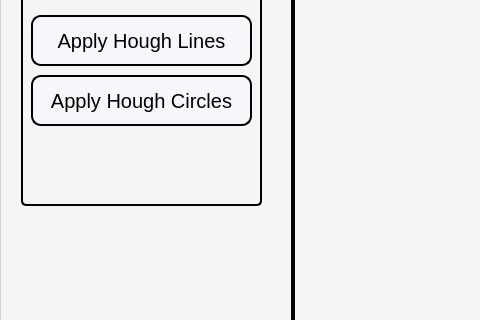
This is task2.ui in IbrahimEmad11/Hough-Transform-Snake as Qt 5 draws it before an edit; both pictures show x 0 to 480 and y 271 to 591 of the 1394 by 716 pixel window. The edited form follows.
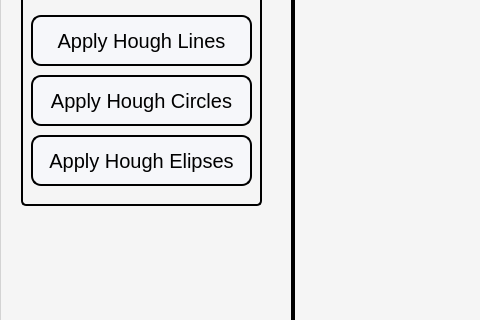
This is the edited form. Icons and pictures are not drawn.

Commit message: Added Elipses Hough and Optimized Hough Lines

Patch:
```diff
--- a/task2.ui
+++ b/task2.ui
@@ -1103,6 +1103,34 @@
         <string>Apply Hough Lines</string>
        </property>
       </widget>
+      <widget class="QPushButton" name="ElipsesButton">
+       <property name="geometry">
+        <rect>
+         <x>10</x>
+         <y>150</y>
+         <width>221</width>
+         <height>51</height>
+        </rect>
+       </property>
+       <property name="styleSheet">
+        <string notr="true">QPushButton{
+border-style: solid;
+border-width: 2px;
+border-radius: 10px;
+font-family: Impact, Haettenschweiler, 'Arial Narrow Bold', sans-serif;
+font-size: 20px;
+color: black;
+background-color: rgb(246, 247, 250);
+}
+
+QPushButton:hover:!pressed{
+	background-color: qlineargradient(x1: 0.5, y1: 1, x2: 0.5, y2: 1, stop: 0 #dadbde, stop: 1 #f6f7fa);
+}</string>
+       </property>
+       <property name="text">
+        <string>Apply Hough Elipses</string>
+       </property>
+      </widget>
      </widget>
     </widget>
     <widget class="QWidget" name="HistogramTab">
```
The commit also changes 14 other files.
